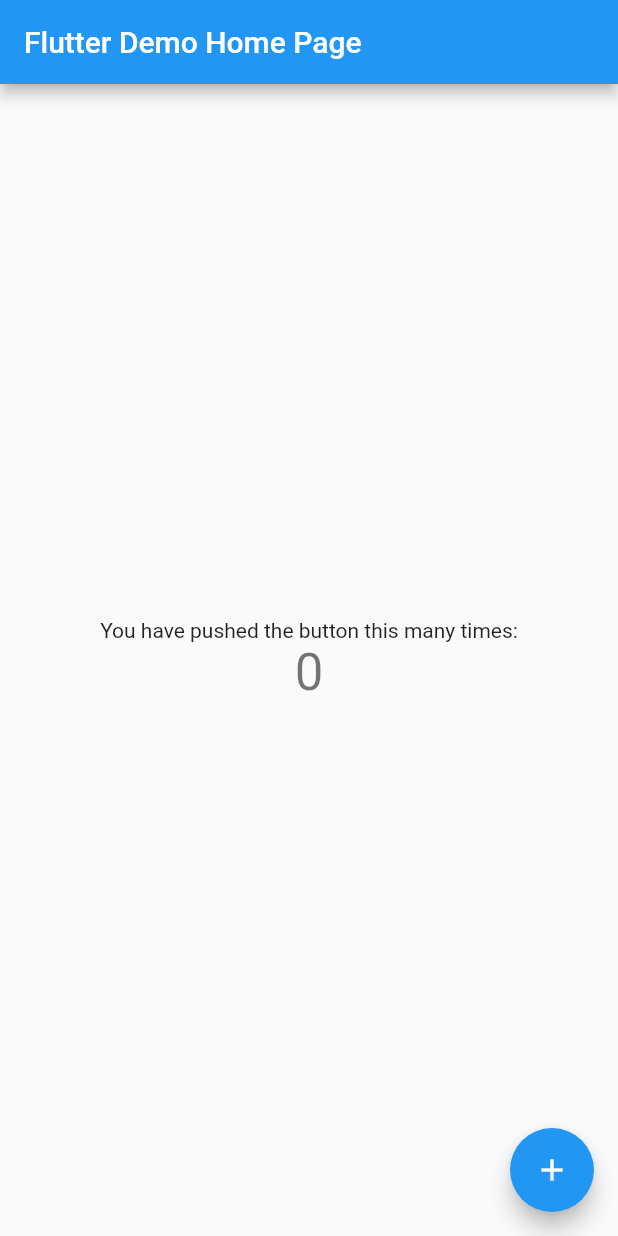
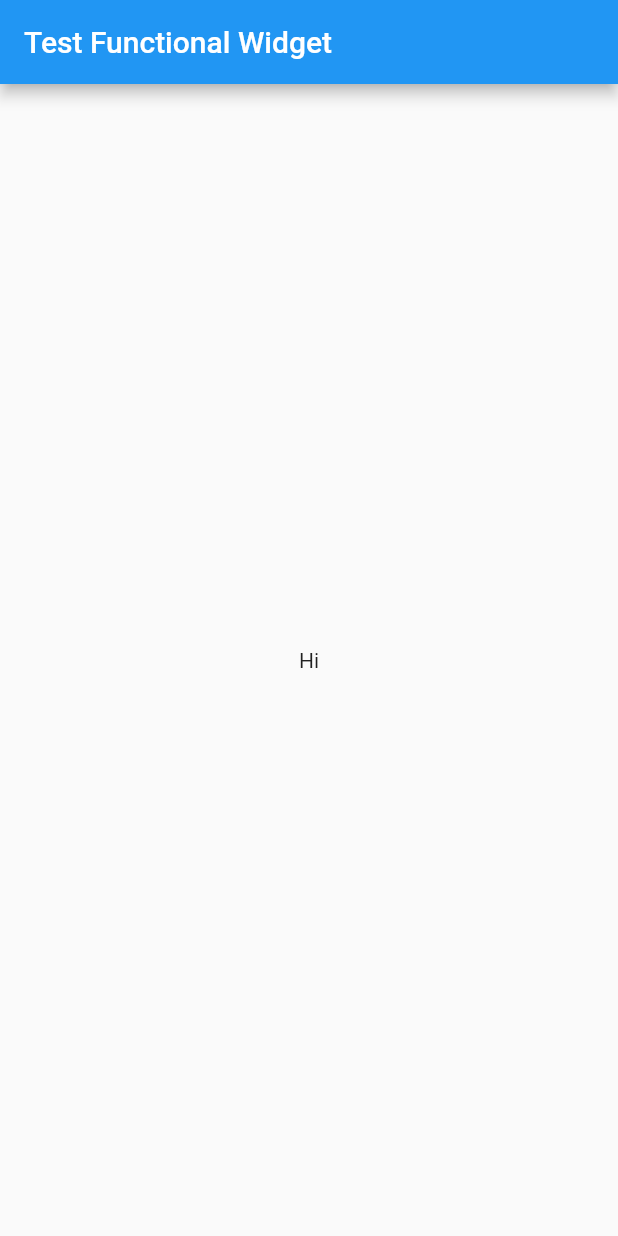
Before and after one commit to PiN73/test_functional_widget, a Flutter app: the screen it shows after launch, on a phone screen of 412 x 824 dp. Run offline on Flutter 3.47's test engine with Material 2 defaults, Android fonts, the phone set to English and light mode, and no system bars.

Commit message:
remove unused

```diff
--- a/lib/main.dart
+++ b/lib/main.dart
@@ -3,109 +3,24 @@ import 'package:flutter/material.dart';
 void main() => runApp(MyApp());
 
 class MyApp extends StatelessWidget {
-  // This widget is the root of your application.
   @override
   Widget build(BuildContext context) {
     return MaterialApp(
-      title: 'Flutter Demo',
-      theme: ThemeData(
-        // This is the theme of your application.
-        //
-        // Try running your application with "flutter run". You'll see the
-        // application has a blue toolbar. Then, without quitting the app, try
-        // changing the primarySwatch below to Colors.green and then invoke
-        // "hot reload" (press "r" in the console where you ran "flutter run",
-        // or simply save your changes to "hot reload" in a Flutter IDE).
-        // Notice that the counter didn't reset back to zero; the application
-        // is not restarted.
-        primarySwatch: Colors.blue,
-      ),
-      home: MyHomePage(title: 'Flutter Demo Home Page'),
+      home: MyHomePage(),
     );
   }
 }
 
-class MyHomePage extends StatefulWidget {
-  MyHomePage({Key key, this.title}) : super(key: key);
-
-  // This widget is the home page of your application. It is stateful, meaning
-  // that it has a State object (defined below) that contains fields that affect
-  // how it looks.
-
-  // This class is the configuration for the state. It holds the values (in this
-  // case the title) provided by the parent (in this case the App widget) and
-  // used by the build method of the State. Fields in a Widget subclass are
-  // always marked "final".
-
-  final String title;
-
-  @override
-  _MyHomePageState createState() => _MyHomePageState();
-}
-
-class _MyHomePageState extends State<MyHomePage> {
-  int _counter = 0;
-
-  void _incrementCounter() {
-    setState(() {
-      // This call to setState tells the Flutter framework that something has
-      // changed in this State, which causes it to rerun the build method below
-      // so that the display can reflect the updated values. If we changed
-      // _counter without calling setState(), then the build method would not be
-      // called again, and so nothing would appear to happen.
-      _counter++;
-    });
-  }
-
+class MyHomePage extends StatelessWidget {
   @override
   Widget build(BuildContext context) {
-    // This method is rerun every time setState is called, for instance as done
-    // by the _incrementCounter method above.
-    //
-    // The Flutter framework has been optimized to make rerunning build methods
-    // fast, so that you can just rebuild anything that needs updating rather
-    // than having to individually change instances of widgets.
     return Scaffold(
       appBar: AppBar(
-        // Here we take the value from the MyHomePage object that was created by
-        // the App.build method, and use it to set our appbar title.
-        title: Text(widget.title),
+        title: Text('Test Functional Widget'),
       ),
       body: Center(
-        // Center is a layout widget. It takes a single child and positions it
-        // in the middle of the parent.
-        child: Column(
-          // Column is also a layout widget. It takes a list of children and
-          // arranges them vertically. By default, it sizes itself to fit its
-          // children horizontally, and tries to be as tall as its parent.
-          //
-          // Invoke "debug painting" (press "p" in the console, choose the
-          // "Toggle Debug Paint" action from the Flutter Inspector in Android
-          // Studio, or the "Toggle Debug Paint" command in Visual Studio Code)
-          // to see the wireframe for each widget.
-          //
-          // Column has various properties to control how it sizes itself and
-          // how it positions its children. Here we use mainAxisAlignment to
-          // center the children vertically; the main axis here is the vertical
-          // axis because Columns are vertical (the cross axis would be
-          // horizontal).
-          mainAxisAlignment: MainAxisAlignment.center,
-          children: <Widget>[
-            Text(
-              'You have pushed the button this many times:',
-            ),
-            Text(
-              '$_counter',
-              style: Theme.of(context).textTheme.display1,
-            ),
-          ],
-        ),
+        child: Text('Hi'),
       ),
-      floatingActionButton: FloatingActionButton(
-        onPressed: _incrementCounter,
-        tooltip: 'Increment',
-        child: Icon(Icons.add),
-      ), // This trailing comma makes auto-formatting nicer for build methods.
     );
   }
 }
```
Also changed, not shown: pubspec.yaml (+0 -61 lines), pubspec.lock, 1 other file.
